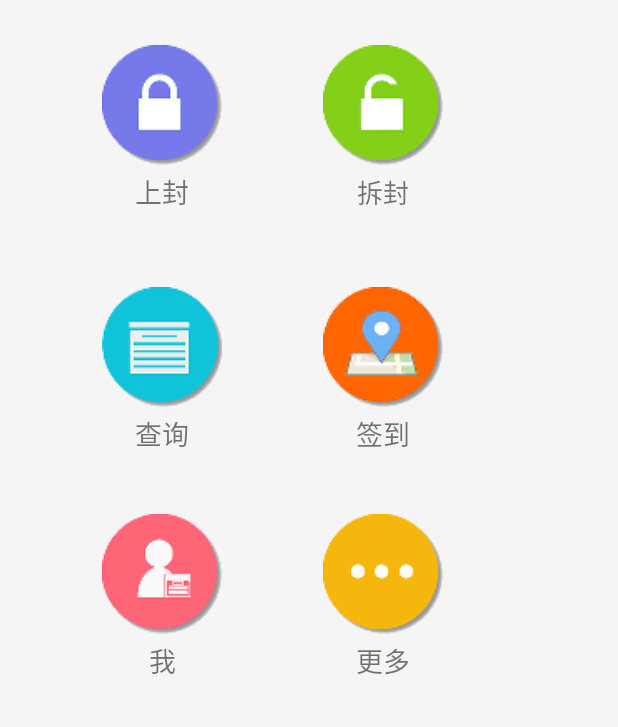
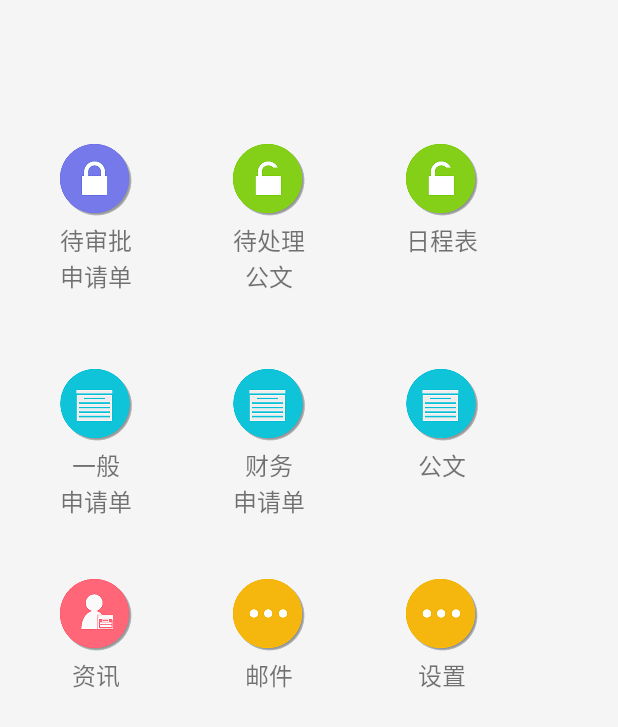
Before and after one commit to hughmeng72/JJYApp, an Android app: the fragment MainFragment placed in its activity, on a phone screen of 412 x 824 dp. Shown: the top 727 px of the screen. Run offline under Robolectric (Android 15) with nearby library versions, the phone set to English and light mode, and no system bars.

Commit message:
MainFragment in progress...

```diff
--- a/app/src/main/java/com/pekingopera/oa/MainFragment.java
+++ b/app/src/main/java/com/pekingopera/oa/MainFragment.java
@@ -33,17 +33,17 @@ public class MainFragment extends Fragment {
         View v = inflater.inflate(R.layout.fragment_main, parent, false);
 
         mLockImageButton = (ImageButton) v
-                .findViewById(R.id.fragment_main_lockImageButton);
+                .findViewById(R.id.main_flowImageButton);
         mUnlockImageButton = (ImageButton) v
-                .findViewById(R.id.fragment_main_unlockImageButton);
+                .findViewById(R.id.main_docImageButton);
         mInquiryImageButton = (ImageButton) v
-                .findViewById(R.id.fragment_main_inquiryImageButton);
+                .findViewById(R.id.main_flowInquiryImageButton);
         mSigninImageButton = (ImageButton) v
-                .findViewById(R.id.fragment_main_signinImageButton);
+                .findViewById(R.id.main_flow2InquiryImageButton);
         mAboutMeImageButton = (ImageButton) v
-                .findViewById(R.id.fragment_main_aboutMeImageButton);
+                .findViewById(R.id.main_noticeImageButton);
         mMoreImageButton = (ImageButton) v
-                .findViewById(R.id.fragment_main_moreImageButton);
+                .findViewById(R.id.main_mailImageButton);
 
         View.OnClickListener inActionListener = new View.OnClickListener() {
             @Override
--- a/app/src/main/res/layout/fragment_main.xml
+++ b/app/src/main/res/layout/fragment_main.xml
@@ -6,146 +6,216 @@
     >
 
     <ImageButton
-        android:id="@+id/fragment_main_lockImageButton"
-        android:layout_width="80dp"
-        android:layout_height="80dp"
+        android:id="@+id/main_flowImageButton"
+        android:layout_width="48dp"
+        android:layout_height="48dp"
         android:layout_alignParentLeft="true"
         android:layout_alignParentTop="true"
-        android:layout_marginLeft="68dp"
-        android:layout_marginTop="30dp"
+        android:layout_marginLeft="40dp"
+        android:layout_marginTop="96dp"
         android:background="@null"
         android:scaleType="fitCenter"
-        android:src="@drawable/ic_lock"
-        android:tag="lock" />
+        android:src="@drawable/ic_flow"
+        android:tag="flow" />
 
     <TextView
-        android:id="@+id/fragment_main_lockImageTextView"
+        android:id="@+id/main_flowTextView"
         android:layout_width="wrap_content"
         android:layout_height="wrap_content"
-        android:layout_alignLeft="@+id/fragment_main_lockImageButton"
-        android:layout_alignRight="@+id/fragment_main_lockImageButton"
-        android:layout_below="@+id/fragment_main_lockImageButton"
+        android:layout_alignLeft="@+id/main_flowImageButton"
+        android:layout_alignRight="@+id/main_flowImageButton"
+        android:layout_below="@+id/main_flowImageButton"
         android:layout_marginTop="4dp"
         android:gravity="center_horizontal"
-        android:text="@string/main_lock"
-        android:textSize="18sp" />
+        android:text="@string/main_flow"
+        android:textSize="16sp" />
 
     <ImageButton
-        android:id="@+id/fragment_main_unlockImageButton"
-        android:layout_width="80dp"
-        android:layout_height="80dp"
-        android:layout_alignTop="@+id/fragment_main_lockImageButton"
+        android:id="@+id/main_docImageButton"
+        android:layout_width="48dp"
+        android:layout_height="48dp"
+        android:layout_alignTop="@+id/main_flowImageButton"
         android:layout_marginLeft="67dp"
-        android:layout_toRightOf="@+id/fragment_main_lockImageButton"
+        android:layout_toRightOf="@+id/main_flowImageButton"
         android:background="@null"
         android:scaleType="fitCenter"
-        android:src="@drawable/ic_unlock"
-        android:tag="unlock" />
+        android:src="@drawable/ic_calendar"
+        android:tag="doc" />
 
     <TextView
-        android:id="@+id/fragment_main_unlockImageTextView"
+        android:id="@+id/main_docTextView"
         android:layout_width="wrap_content"
         android:layout_height="wrap_content"
-        android:layout_alignBaseline="@+id/fragment_main_lockImageTextView"
-        android:layout_alignBottom="@+id/fragment_main_lockImageTextView"
-        android:layout_alignLeft="@+id/fragment_main_unlockImageButton"
-        android:layout_alignRight="@+id/fragment_main_unlockImageButton"
+        android:layout_alignBaseline="@+id/main_flowTextView"
+        android:layout_alignBottom="@+id/main_flowTextView"
+        android:layout_alignLeft="@+id/main_docImageButton"
+        android:layout_alignRight="@+id/main_docImageButton"
         android:gravity="center_horizontal"
-        android:text="@string/main_unlock"
-        android:textSize="17sp" />
+        android:text="@string/main_doc"
+        android:textSize="16sp" />
 
     <ImageButton
-        android:id="@+id/fragment_main_inquiryImageButton"
-        android:layout_width="80dp"
-        android:layout_height="80dp"
-        android:layout_alignLeft="@+id/fragment_main_lockImageTextView"
-        android:layout_below="@+id/fragment_main_lockImageTextView"
+        android:id="@+id/main_calendarImageButton"
+        android:layout_width="48dp"
+        android:layout_height="48dp"
+        android:layout_alignTop="@+id/main_flowImageButton"
+        android:layout_marginLeft="67dp"
+        android:layout_toRightOf="@+id/main_docImageButton"
+        android:background="@null"
+        android:scaleType="fitCenter"
+        android:src="@drawable/ic_calendar"
+        android:tag="calendar" />
+
+    <TextView
+        android:id="@+id/main_calendarTextView"
+        android:layout_width="wrap_content"
+        android:layout_height="wrap_content"
+        android:layout_alignBaseline="@+id/main_flowTextView"
+        android:layout_alignBottom="@+id/main_flowTextView"
+        android:layout_alignLeft="@+id/main_calendarImageButton"
+        android:layout_alignRight="@+id/main_calendarImageButton"
+        android:gravity="center_horizontal"
+        android:text="@string/main_calendar"
+        android:textSize="16sp" />
+
+    <ImageButton
+        android:id="@+id/main_flowInquiryImageButton"
+        android:layout_width="48dp"
+        android:layout_height="48dp"
+        android:layout_alignLeft="@+id/main_flowTextView"
+        android:layout_below="@+id/main_flowTextView"
         android:layout_marginTop="50dp"
         android:background="@null"
         android:scaleType="fitCenter"
-        android:src="@drawable/ic_inquiry"
-        android:tag="inquiry" />
+        android:src="@drawable/ic_flow_inquiry"
+        android:tag="flowInquiry" />
 
     <TextView
-        android:id="@+id/fragment_main_InquiryTextView"
+        android:id="@+id/main_flowInquiryTextView"
         android:layout_width="wrap_content"
         android:layout_height="wrap_content"
-        android:layout_alignLeft="@+id/fragment_main_inquiryImageButton"
-        android:layout_alignRight="@+id/fragment_main_inquiryImageButton"
-        android:layout_below="@+id/fragment_main_inquiryImageButton"
+        android:layout_alignLeft="@+id/main_flowInquiryImageButton"
+        android:layout_alignRight="@+id/main_flowInquiryImageButton"
+        android:layout_below="@+id/main_flowInquiryImageButton"
         android:layout_marginTop="4dp"
         android:gravity="center_horizontal"
-        android:text="@string/main_inquiry"
-        android:textSize="18sp" />
+        android:text="@string/main_flowInquiry"
+        android:textSize="16sp" />
 
     <ImageButton
-        android:id="@+id/fragment_main_signinImageButton"
-        android:layout_width="80dp"
-        android:layout_height="80dp"
-        android:layout_alignLeft="@+id/fragment_main_unlockImageTextView"
-        android:layout_alignTop="@+id/fragment_main_inquiryImageButton"
+        android:id="@+id/main_flow2InquiryImageButton"
+        android:layout_width="48dp"
+        android:layout_height="48dp"
+        android:layout_alignLeft="@+id/main_docTextView"
+        android:layout_alignTop="@+id/main_flowInquiryImageButton"
         android:background="@null"
         android:scaleType="fitCenter"
-        android:src="@drawable/ic_signin2"
-        android:tag="signIn" />
+        android:src="@drawable/ic_flow2_inquiry"
+        android:tag="flow2Inquiry" />
 
     <TextView
-        android:id="@+id/fragment_main_signinTextView"
+        android:id="@+id/main_flow2InquiryTextView"
         android:layout_width="wrap_content"
         android:layout_height="wrap_content"
-        android:layout_alignBaseline="@+id/fragment_main_InquiryTextView"
-        android:layout_alignBottom="@+id/fragment_main_InquiryTextView"
-        android:layout_alignLeft="@+id/fragment_main_signinImageButton"
-        android:layout_alignRight="@+id/fragment_main_signinImageButton"
+        android:layout_alignBaseline="@+id/main_flowInquiryTextView"
+        android:layout_alignBottom="@+id/main_flowInquiryTextView"
+        android:layout_alignLeft="@+id/main_flow2InquiryImageButton"
+        android:layout_alignRight="@+id/main_flow2InquiryImageButton"
         android:gravity="center_horizontal"
-        android:text="@string/main_signin"
-        android:textSize="18sp" />
+        android:text="@string/main_flow2Inquiry"
+        android:textSize="16sp" />
 
     <ImageButton
-        android:id="@+id/fragment_main_aboutMeImageButton"
-        android:layout_width="80dp"
-        android:layout_height="80dp"
-        android:layout_alignLeft="@+id/fragment_main_InquiryTextView"
-        android:layout_below="@+id/fragment_main_InquiryTextView"
+        android:id="@+id/main_docInquiryImageButton"
+        android:layout_width="48dp"
+        android:layout_height="48dp"
+        android:layout_alignLeft="@+id/main_calendarTextView"
+        android:layout_alignTop="@+id/main_flowInquiryImageButton"
+        android:background="@null"
+        android:scaleType="fitCenter"
+        android:src="@drawable/ic_flow2_inquiry"
+        android:tag="docInquiry" />
+
+    <TextView
+        android:id="@+id/main_docInquiryTextView"
+        android:layout_width="wrap_content"
+        android:layout_height="wrap_content"
+        android:layout_alignBaseline="@+id/main_flowInquiryTextView"
+        android:layout_alignBottom="@+id/main_flowInquiryTextView"
+        android:layout_alignLeft="@+id/main_docInquiryImageButton"
+        android:layout_alignRight="@+id/main_docInquiryImageButton"
+        android:gravity="center_horizontal"
+        android:text="@string/main_docInquiry"
+        android:textSize="16sp" />
+
+    <ImageButton
+        android:id="@+id/main_noticeImageButton"
+        android:layout_width="48dp"
+        android:layout_height="48dp"
+        android:layout_alignLeft="@+id/main_flowInquiryTextView"
+        android:layout_below="@+id/main_flowInquiryTextView"
         android:layout_marginTop="40dp"
         android:background="@null"
         android:scaleType="fitCenter"
-        android:src="@drawable/ic_aboutme"
-        android:tag="aboutMe" />
+        android:src="@drawable/ic_notice"
+        android:tag="notice" />
 
     <TextView
-        android:id="@+id/fragment_main_aboutMeTextView"
+        android:id="@+id/main_noticeTextView"
         android:layout_width="wrap_content"
         android:layout_height="wrap_content"
-        android:layout_alignLeft="@+id/fragment_main_aboutMeImageButton"
-        android:layout_alignRight="@+id/fragment_main_aboutMeImageButton"
-        android:layout_below="@+id/fragment_main_aboutMeImageButton"
+        android:layout_alignLeft="@+id/main_noticeImageButton"
+        android:layout_alignRight="@+id/main_noticeImageButton"
+        android:layout_below="@+id/main_noticeImageButton"
         android:layout_marginTop="4dp"
         android:gravity="center_horizontal"
-        android:text="@string/main_aboutMe"
-        android:textSize="18sp" />
+        android:text="@string/main_notice"
+        android:textSize="16sp" />
 
     <ImageButton
-        android:id="@+id/fragment_main_moreImageButton"
-        android:layout_width="80dp"
-        android:layout_height="80dp"
-        android:layout_alignLeft="@+id/fragment_main_signinTextView"
-        android:layout_alignTop="@+id/fragment_main_aboutMeImageButton"
+        android:id="@+id/main_mailImageButton"
+        android:layout_width="48dp"
+        android:layout_height="48dp"
+        android:layout_alignLeft="@+id/main_flow2InquiryTextView"
+        android:layout_alignTop="@+id/main_noticeImageButton"
         android:background="@null"
         android:scaleType="fitCenter"
-        android:src="@drawable/ic_more"
-        android:tag="more" />
+        android:src="@drawable/ic_setup"
+        android:tag="mail" />
 
     <TextView
-        android:id="@+id/fragment_main_moreTextView"
+        android:id="@+id/main_mailTextView"
         android:layout_width="wrap_content"
         android:layout_height="wrap_content"
-        android:layout_alignBaseline="@+id/fragment_main_aboutMeTextView"
-        android:layout_alignBottom="@+id/fragment_main_aboutMeTextView"
-        android:layout_alignLeft="@+id/fragment_main_moreImageButton"
-        android:layout_alignRight="@+id/fragment_main_moreImageButton"
+        android:layout_alignBaseline="@+id/main_noticeTextView"
+        android:layout_alignBottom="@+id/main_noticeTextView"
+        android:layout_alignLeft="@+id/main_mailImageButton"
+        android:layout_alignRight="@+id/main_mailImageButton"
         android:gravity="center_horizontal"
-        android:text="@string/main_more"
-        android:textSize="18sp" />
+        android:text="@string/main_mail"
+        android:textSize="16sp" />
+
+    <ImageButton
+        android:id="@+id/main_setupImageButton"
+        android:layout_width="48dp"
+        android:layout_height="48dp"
+        android:layout_alignLeft="@+id/main_docInquiryTextView"
+        android:layout_alignTop="@+id/main_noticeImageButton"
+        android:background="@null"
+        android:scaleType="fitCenter"
+        android:src="@drawable/ic_setup"
+        android:tag="setup" />
+
+    <TextView
+        android:id="@+id/main_setupTextView"
+        android:layout_width="wrap_content"
+        android:layout_height="wrap_content"
+        android:layout_alignBaseline="@+id/main_noticeTextView"
+        android:layout_alignBottom="@+id/main_noticeTextView"
+        android:layout_alignLeft="@+id/main_setupImageButton"
+        android:layout_alignRight="@+id/main_setupImageButton"
+        android:gravity="center_horizontal"
+        android:text="@string/main_setup"
+        android:textSize="16sp" />
 
 </RelativeLayout>
--- a/app/src/main/res/values/strings.xml
+++ b/app/src/main/res/values/strings.xml
@@ -7,11 +7,14 @@
     <string name="prompt_internet_connection_broken">无法访问互联网，请检查网络连接。</string>
     <string name="prompt_system_error">系统错误，请稍后再试。</string>
     <string name="login_failed">账号或密码错误，请重试。</string>
-    <string name="main_lock">上封</string>
-    <string name="main_unlock">拆封</string>
-    <string name="main_inquiry">查询</string>
-    <string name="main_signin">签到</string>
-    <string name="main_aboutMe">我</string>
-    <string name="main_more">更多</string>
+    <string name="main_flow">待审批\n申请单</string>
+    <string name="main_doc">待处理\n公文</string>
+    <string name="main_calendar">日程表</string>
+    <string name="main_flowInquiry">一般\n申请单</string>
+    <string name="main_flow2Inquiry">财务\n申请单</string>
+    <string name="main_docInquiry">公文</string>
+    <string name="main_notice">资讯</string>
+    <string name="main_mail">邮件</string>
+    <string name="main_setup">设置</string>
 
 </resources>
```
Also changed, not shown: app/src/main/res/drawable-xxhdpi/ic_calendar.png (renamed from app/src/main/res/drawable-xxhdpi/ic_unlock.png), app/src/main/res/drawable-xxhdpi/ic_flow.png (renamed from app/src/main/res/drawable-xxhdpi/ic_lock.png), app/src/main/res/drawable-xxhdpi/ic_flow2_inquiry.png (renamed from app/src/main/res/drawable-xxhdpi/ic_inquiry.png), app/src/main/res/drawable-xxhdpi/ic_flow_inquiry.png (added), app/src/main/res/drawable-xxhdpi/ic_notice.png (renamed from app/src/main/res/drawable-xxhdpi/ic_aboutme.png), app/src/main/res/drawable-xxhdpi/ic_setup.png (renamed from app/src/main/res/drawable-xxhdpi/ic_more.png), app/src/main/res/drawable-xxhdpi/ic_signin2.png (deleted).
